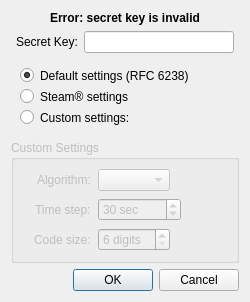
keepassxreboot/keepassxc, file src/gui/TotpSetupDialog.ui: the form before one commit.
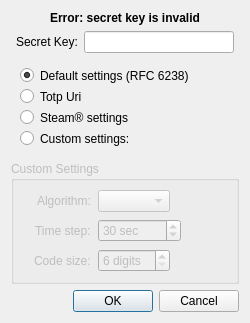
The form after the commit.

Commit message: Add option to enter a otpauth:// URI in the TotpSetupDialog

```diff
--- a/src/gui/TotpSetupDialog.ui
+++ b/src/gui/TotpSetupDialog.ui
@@ -7,7 +7,7 @@
     <x>0</x>
     <y>0</y>
     <width>249</width>
-    <height>278</height>
+    <height>307</height>
    </rect>
   </property>
   <property name="windowTitle">
@@ -97,6 +97,16 @@
         </attribute>
        </widget>
       </item>
+      <item>
+       <widget class="QRadioButton" name="radioUri">
+        <property name="text">
+         <string>Totp Uri</string>
+        </property>
+	<attribute name="buttonGroup">
+         <string notr="true">settingsButtonGroup</string>
+        </attribute>
+       </widget>
+      </item>
       <item>
        <widget class="QRadioButton" name="radioSteam">
         <property name="text">
```
Left out of the diff: 15 changed lines with no effect on the pictures. The commit also changes 8 other files.
